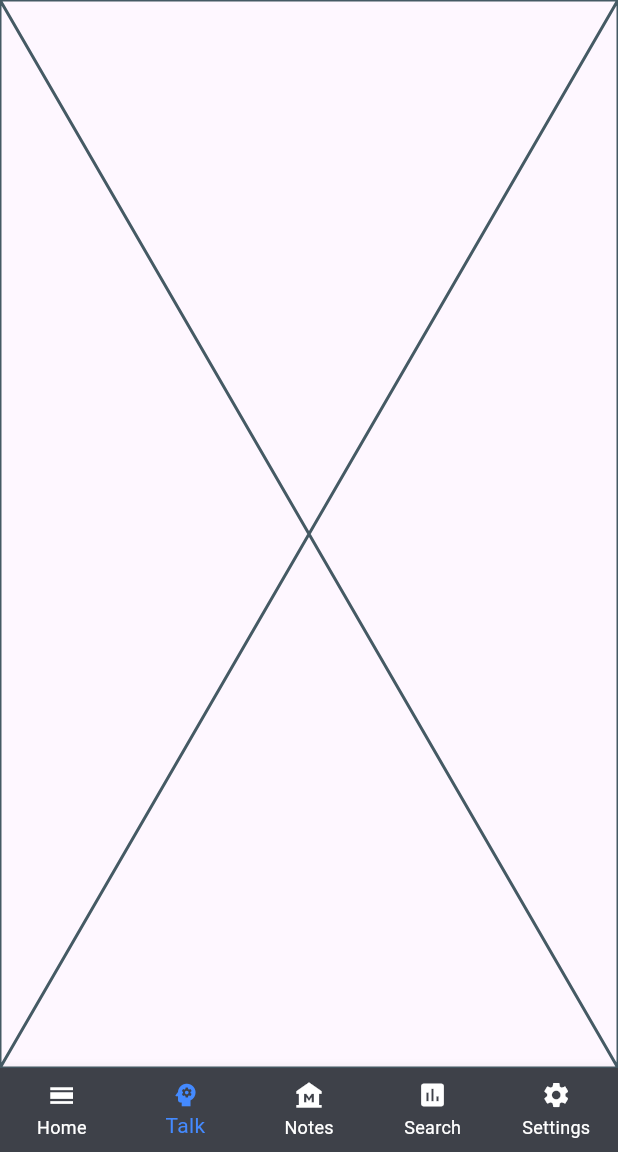
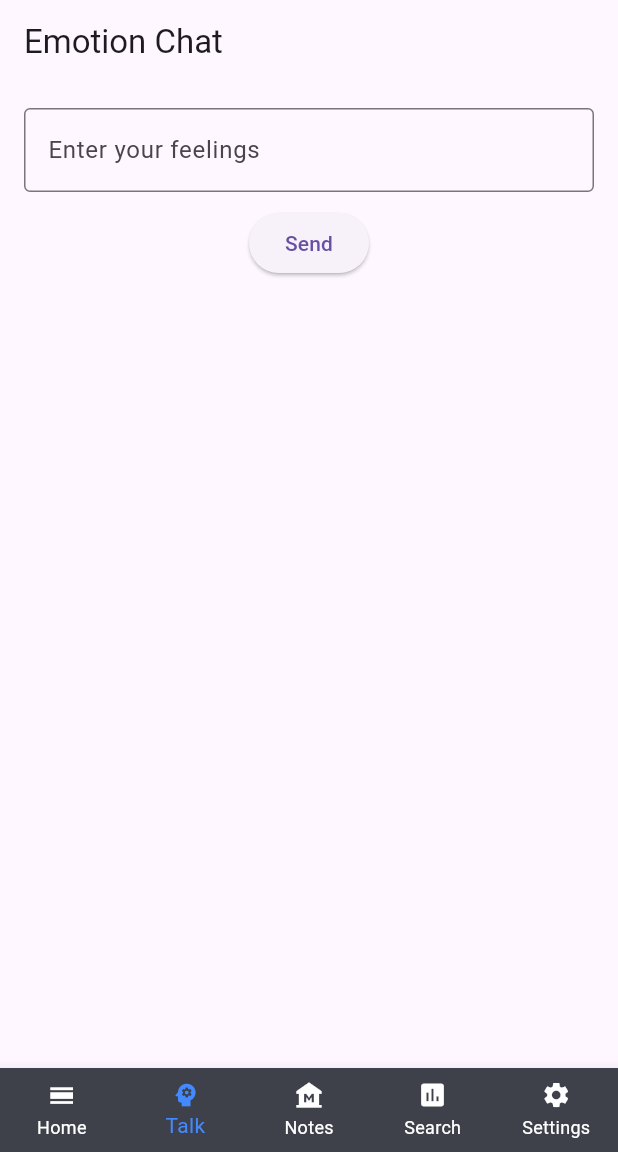
Before and after one commit to xiangxiang3451/EMMOApp, a Flutter app: the HomeScreen screen opened directly, item 2 of the bottom bar chosen, on a phone screen of 412 x 824 dp, the part 84-1236 px from its top. Run offline on Flutter 3.47's test engine with Material 3 defaults, Android fonts, the phone set to English and light mode, and no system bars; our stand-ins replace cloud_firestore, firebase_auth, firebase_core, geocoding, geolocator, google_maps_flutter and 2 more; missing offline and left inert: mailer; accounts and stored records are empty.

Commit message:
add chatPage

```diff
--- a/lib/screens/aitalk_screen.dart
+++ /dev/null
@@ -1,15 +0,0 @@
-import 'package:flutter/material.dart';
-
-class AitalkScreen extends StatefulWidget {
-  const AitalkScreen({super.key});
-
-  @override
-  State<AitalkScreen> createState() => _AitalkScreenState();
-}
-
-class _AitalkScreenState extends State<AitalkScreen> {
-  @override
-  Widget build(BuildContext context) {
-    return const Placeholder();
-  }
-}
--- /dev/null
+++ b/lib/screens/emotionChatPage.dart
@@ -0,0 +1,66 @@
+import 'package:emmo/services/gpt_service.dart';
+import 'package:flutter/material.dart';
+
+class EmotionChatPage extends StatefulWidget {
+  @override
+  _EmotionChatPageState createState() => _EmotionChatPageState();
+}
+
+class _EmotionChatPageState extends State<EmotionChatPage> {
+  final GPTService _gptService = GPTService();
+  final TextEditingController _controller = TextEditingController();
+  String _response = '';
+
+  void _sendMessage() async {
+    final userInput = _controller.text;
+    if (userInput.isEmpty) return;
+
+    setState(() {
+      _response = 'Loading...';
+    });
+
+    try {
+      final reply = await _gptService.getEmotionResponse(userInput);
+      setState(() {
+        _response = reply;
+      });
+    } catch (error) {
+      setState(() {
+        _response = 'Error: $error';
+      });
+    }
+
+    _controller.clear();
+  }
+
+  @override
+  Widget build(BuildContext context) {
+    return Scaffold(
+      appBar: AppBar(title: const Text('Emotion Chat')),
+      body: Padding(
+        padding: const EdgeInsets.all(16.0),
+        child: Column(
+          children: [
+            TextField(
+              controller: _controller,
+              decoration: const InputDecoration(
+                labelText: 'Enter your feelings',
+                border: OutlineInputBorder(),
+              ),
+            ),
+            const SizedBox(height: 10),
+            ElevatedButton(
+              onPressed: _sendMessage,
+              child: const Text('Send'),
+            ),
+            const SizedBox(height: 20),
+            Text(
+              _response,
+              style: const TextStyle(fontSize: 16, fontStyle: FontStyle.italic),
+            ),
+          ],
+        ),
+      ),
+    );
+  }
+}
--- a/lib/screens/home_screen.dart
+++ b/lib/screens/home_screen.dart
@@ -1,5 +1,5 @@
-import 'package:emmo/screens/aitalk_screen.dart';
 import 'package:emmo/screens/calendar_screen.dart';
+import 'package:emmo/screens/emotionChatPage.dart';
 import 'package:emmo/screens/mood_screen.dart';
 import 'package:emmo/screens/setting_screen.dart';
 import 'package:emmo/screens/statistics_screen.dart';
@@ -19,7 +19,7 @@ class _HomeScreenState extends State<HomeScreen> {
   // 页面选项列表
   static final List<Widget> _widgetOptions = <Widget>[
     const CalendarScreen(),
-    const AitalkScreen(),
+    EmotionChatPage(),
     const Visualizationnote(),
     const StatisticsScreen(),
     const SettingScreen()
--- a/lib/utils/constants.dart
+++ b/lib/utils/constants.dart
@@ -1,2 +1,3 @@
 const String mail="xiangxiang3451@gmail.com";
 const String mailPassword="ksej olvw tuoj xkww";
+const String gptKey="sk-7dEGzNu1y29NAAQySrasafMXpoApQfKukFffwrd4iYUxwP7B";//gpt-3.5-turbo-16k
--- a/pubspec.yaml
+++ b/pubspec.yaml
@@ -22,7 +22,8 @@ dependencies:
   geocoding: ^3.0.0
   google_maps_flutter: ^2.10.0
   image_picker: ^1.0.0
-  image_cropper: ^3.0.3
+  image_cropper: ^8.0.2
+  http: ^1.2.2
 
 
 dev_dependencies:
```
Also changed, not shown: lib/services/gpt_service.dart (added, +40 -0 lines), pubspec.lock.
